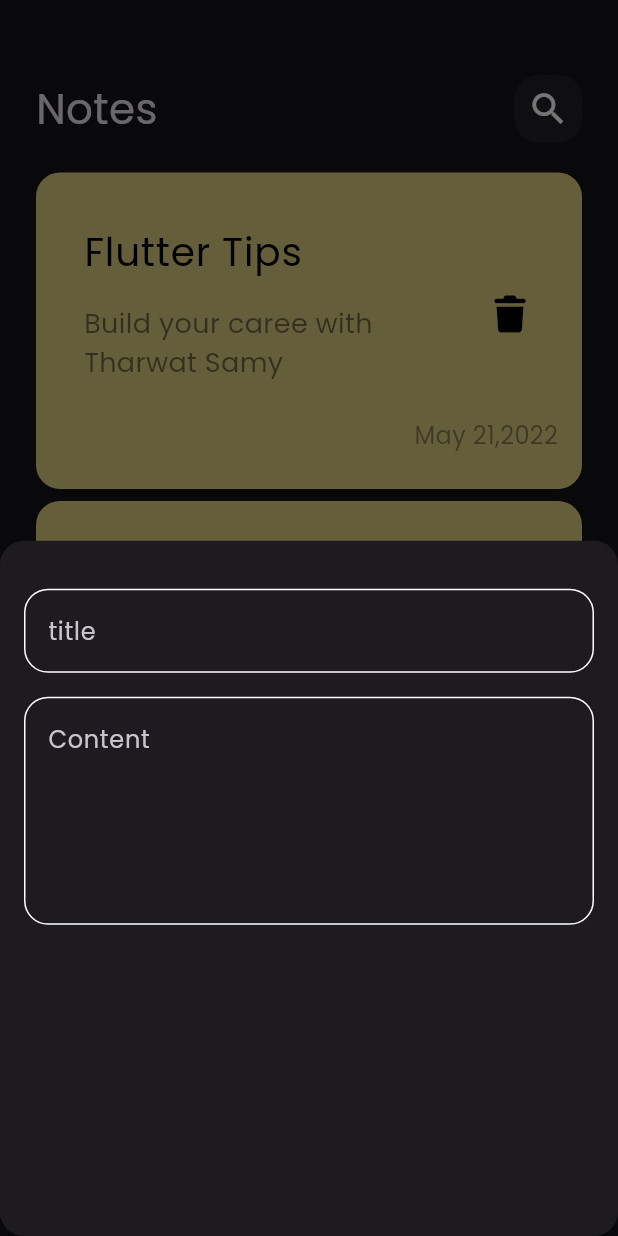
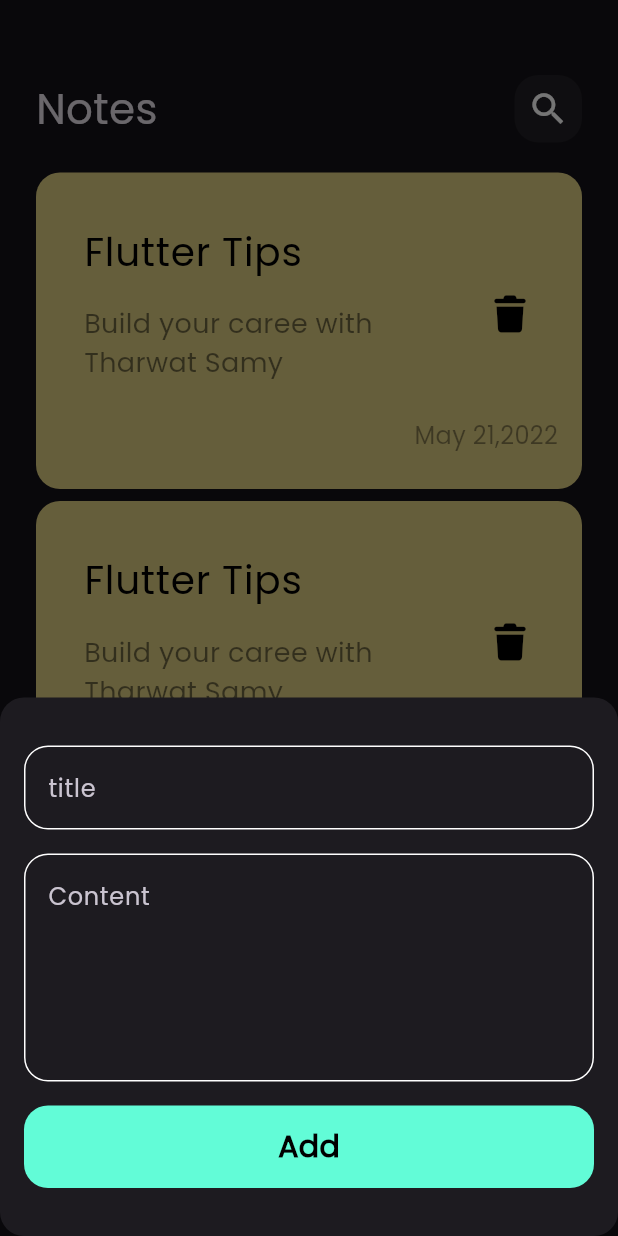
Before and after one commit to MouadKassid/notes_app, a Flutter app: the screen it shows after launch, after a tap on the "add" icon, on a phone screen of 412 x 824 dp. Run offline on Flutter 3.47's test engine with Material 3 defaults, Android fonts, the phone set to English and light mode, and no system bars; our stand-ins replace font_awesome_flutter.

Commit message:
finish notes bottom sheet

```diff
--- a/lib/views/widgets/add_note_buttom_sheet.dart
+++ b/lib/views/widgets/add_note_buttom_sheet.dart
@@ -1,4 +1,6 @@
 import 'package:flutter/material.dart';
+import 'package:notes_app/constants.dart';
+import 'package:notes_app/views/widgets/custom_button.dart';
 import 'package:notes_app/views/widgets/custom_text_filed.dart';
 
 class AddnoteButtomSheet extends StatelessWidget {
@@ -8,13 +10,18 @@ class AddnoteButtomSheet extends StatelessWidget {
   Widget build(BuildContext context) {
     return Padding(
       padding: const EdgeInsets.symmetric(horizontal: 16),
+      child: SingleChildScrollView(
         child: Column(
           children: const [
             SizedBox(height: 32),
             CustomTextField(hint: "title"),
             SizedBox(height: 16),
             CustomTextField(hint: "Content", maxLines: 5),
+            SizedBox(height: 16),
+            CustomButton(),
+            SizedBox(height: 32),
           ],
+        ),
       ),
     );
   }
--- /dev/null
+++ b/lib/views/widgets/custom_button.dart
@@ -0,0 +1,28 @@
+import 'package:flutter/material.dart';
+import 'package:notes_app/constants.dart';
+
+class CustomButton extends StatelessWidget {
+  const CustomButton({super.key});
+
+  @override
+  Widget build(BuildContext context) {
+    return Container(
+      width: MediaQuery.of(context).size.width,
+      height: 55,
+      decoration: BoxDecoration(
+        color: KPrimaryColor,
+        borderRadius: BorderRadius.circular(16),
+      ),
+      child: const Center(
+        child: Text(
+          "Add",
+          style: TextStyle(
+            color: Colors.black,
+            fontWeight: FontWeight.bold,
+            fontSize: 20,
+          ),
+        ),
+      ),
+    );
+  }
+}
```
Lines whose indentation alone changed are shown as unchanged.
